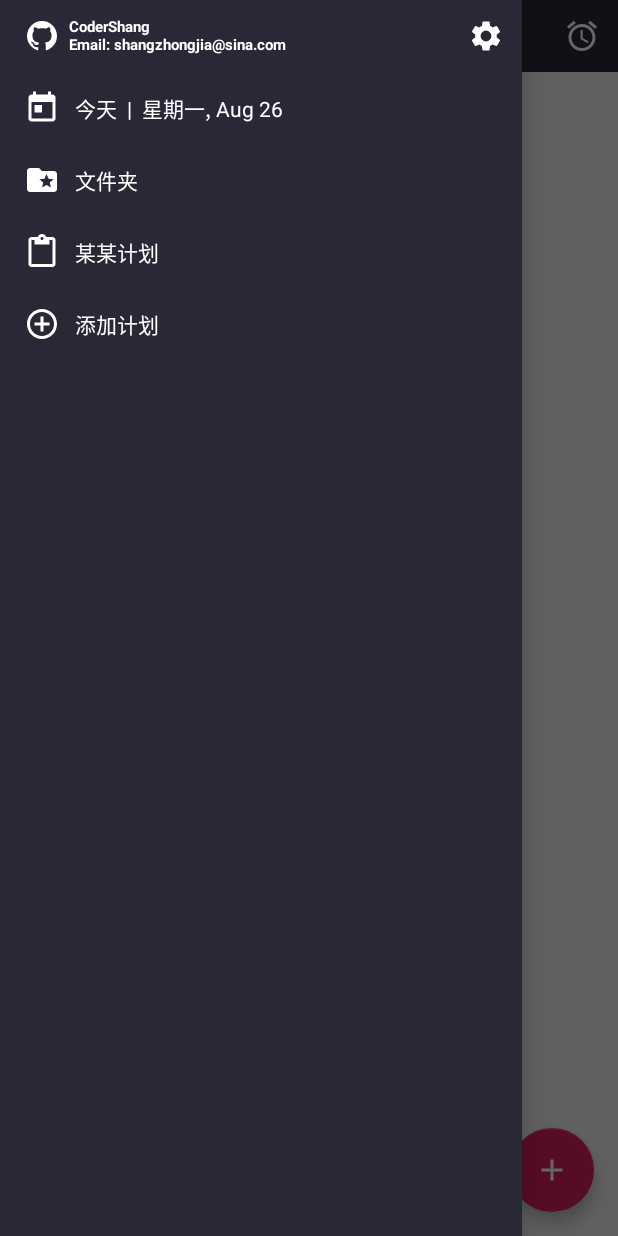
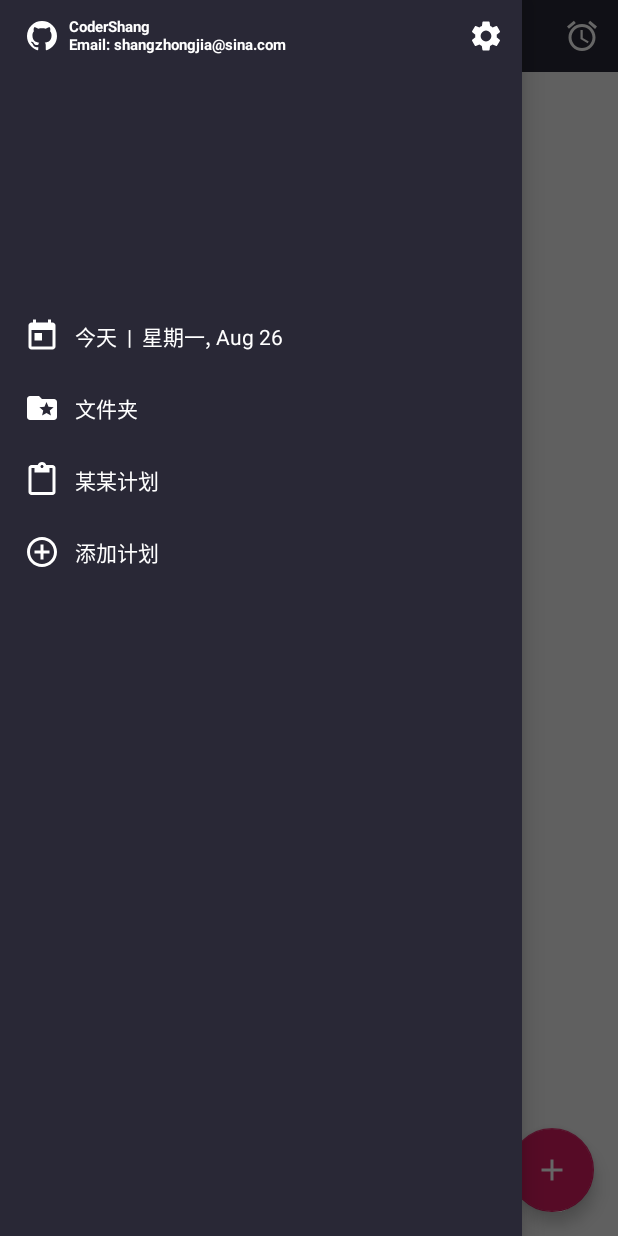
Before and after one commit to CoderShang/SQLiteTodoList, an Android app: the screen it shows after launch (MainActivity), with the side drawer open, on a phone screen of 412 x 824 dp. Run offline under Robolectric (Android 15) with nearby library versions, the phone set to English and light mode, and no system bars; our stand-ins replace EventBus; libraries missing offline, so code that uses them is left out: com.billy.android, com.chad.library; plain views replace BottomNavigationBar; 13 statements that could not run were skipped.

Commit message:
no message

```diff
--- a/app/src/main/res/layout/activity_main.xml
+++ b/app/src/main/res/layout/activity_main.xml
@@ -8,12 +8,14 @@
 
     <include layout="@layout/main_content" />
     <!--抽屉拉开后的布局-->
+    <include layout="@layout/activity_main2" />
     <LinearLayout
         android:layout_width="match_parent"
         android:layout_height="match_parent"
         android:layout_gravity="start"
         android:background="@color/colorPrimary"
         android:clickable="true"
+        android:visibility="gone"
         android:fitsSystemWindows="true"
         android:orientation="vertical">
 
--- /dev/null
+++ b/app/src/main/res/layout/activity_main2.xml
@@ -0,0 +1,132 @@
+<?xml version="1.0" encoding="utf-8"?>
+<android.support.design.widget.CoordinatorLayout xmlns:android="http://schemas.android.com/apk/res/android"
+    xmlns:app="http://schemas.android.com/apk/res-auto"
+    xmlns:tools="http://schemas.android.com/tools"
+    android:layout_width="match_parent"
+    android:layout_gravity="start"
+    android:layout_height="match_parent"
+    android:background="@color/colorPrimary"
+    android:fitsSystemWindows="true">
+
+    <android.support.design.widget.AppBarLayout
+        android:id="@+id/app_bar"
+        android:layout_width="match_parent"
+        android:layout_height="200dp"
+        android:fitsSystemWindows="true"
+        android:theme="@style/AppTheme.AppBarOverlay">
+
+        <android.support.design.widget.CollapsingToolbarLayout
+            android:id="@+id/toolbar_layout"
+            android:layout_width="match_parent"
+            android:layout_height="match_parent"
+            android:fitsSystemWindows="true"
+            app:contentScrim="?attr/colorPrimary"
+            app:layout_scrollFlags="scroll|exitUntilCollapsed">
+
+            <!--<android.support.v7.widget.Toolbar-->
+            <!--android:id="@+id/toolbar"-->
+            <!--android:layout_width="match_parent"-->
+            <!--android:layout_height="?attr/actionBarSize"-->
+            <!--app:layout_collapseMode="pin"-->
+            <!--app:popupTheme="@style/AppTheme.PopupOverlay" />-->
+            <FrameLayout
+                android:layout_width="match_parent"
+                android:layout_height="wrap_content">
+
+                <TextView
+                    android:id="@+id/btn_github"
+                    android:layout_width="match_parent"
+                    android:layout_height="48dp"
+                    android:drawableLeft="@drawable/ic_github"
+                    android:drawablePadding="6dp"
+                    android:foreground="?android:attr/selectableItemBackground"
+                    android:gravity="center_vertical"
+                    android:paddingLeft="16dp"
+                    android:paddingRight="16dp"
+                    android:text="CoderShang\nEmail: shangzhongjia@sina.com"
+                    android:textColor="#fff"
+                    android:textSize="10sp"
+                    android:textStyle="bold" />
+
+                <ImageView
+                    android:id="@+id/btn_settings"
+                    android:layout_width="48dp"
+                    android:layout_height="48dp"
+                    android:layout_gravity="right"
+                    android:foreground="?android:attr/selectableItemBackground"
+                    android:padding="12dp"
+                    android:src="@drawable/ic_settings"
+                    android:tint="#fff" />
+            </FrameLayout>
+        </android.support.design.widget.CollapsingToolbarLayout>
+    </android.support.design.widget.AppBarLayout>
+
+    <ScrollView
+        android:layout_width="match_parent"
+        android:layout_height="match_parent"
+        app:layout_behavior="@string/appbar_scrolling_view_behavior">
+
+        <LinearLayout
+            android:layout_width="match_parent"
+            android:layout_height="wrap_content"
+            android:orientation="vertical">
+
+            <TextView
+                android:id="@+id/btn_today"
+                android:layout_width="match_parent"
+                android:layout_height="48dp"
+                android:drawableLeft="@drawable/ic_today"
+                android:drawablePadding="10dp"
+                android:foreground="?android:attr/selectableItemBackground"
+                android:gravity="center_vertical"
+                android:paddingLeft="16dp"
+                android:paddingRight="16dp"
+                android:text="今天  |  9月1日 星期一"
+                android:textColor="#fff"
+                android:textSize="14sp" />
+
+            <TextView
+                android:id="@+id/btn_folder"
+                android:layout_width="match_parent"
+                android:layout_height="48dp"
+                android:drawableLeft="@drawable/ic_folder_special"
+                android:drawablePadding="10dp"
+                android:foreground="?android:attr/selectableItemBackground"
+                android:gravity="center_vertical"
+                android:paddingLeft="16dp"
+                android:paddingRight="16dp"
+                android:text="文件夹"
+                android:textColor="#fff"
+                android:textSize="14sp" />
+
+            <TextView
+                android:id="@+id/btn_plan"
+                android:layout_width="match_parent"
+                android:layout_height="48dp"
+                android:drawableLeft="@drawable/ic_plan"
+                android:drawablePadding="10dp"
+                android:foreground="?android:attr/selectableItemBackground"
+                android:gravity="center_vertical"
+                android:paddingLeft="16dp"
+                android:paddingRight="16dp"
+                android:text="某某计划"
+                android:textColor="#fff"
+                android:textSize="14sp" />
+
+            <TextView
+                android:id="@+id/btn_plan_add"
+                android:layout_width="match_parent"
+                android:layout_height="48dp"
+                android:drawableLeft="@drawable/ic_add_circle"
+                android:drawablePadding="10dp"
+                android:foreground="?android:attr/selectableItemBackground"
+                android:gravity="center_vertical"
+                android:paddingLeft="16dp"
+                android:paddingRight="16dp"
+                android:text="添加计划"
+                android:textColor="#fff"
+                android:textSize="14sp" />
+        </LinearLayout>
+    </ScrollView>
+
+</android.support.design.widget.CoordinatorLayout>
--- a/app/src/main/res/values/styles.xml
+++ b/app/src/main/res/values/styles.xml
@@ -13,6 +13,8 @@
     </style>
 
     <style name="AppTheme.AppBarOverlay" parent="ThemeOverlay.AppCompat.Dark.ActionBar" />
+
+    <style name="AppTheme.PopupOverlay" parent="ThemeOverlay.AppCompat.Light" />
 
     <style name="ToolBarPopupTheme" parent="Widget.AppCompat.Light.PopupMenu.Overflow">
         <!-- 设置popupMenu背景颜色-->
```
Also changed, not shown: app/src/main/res/layout/content_scrolling.xml (added, +16 -0 lines), app/src/main/res/values/strings.xml (+90 -0 lines).
